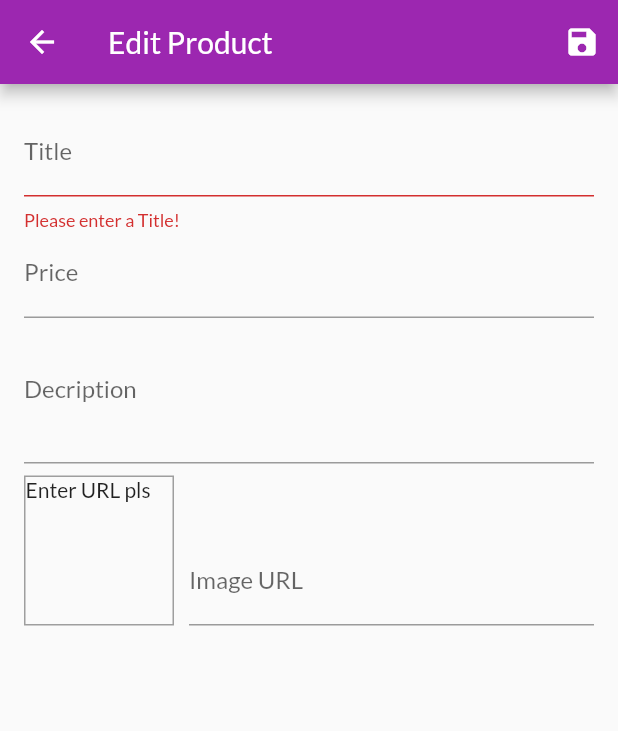
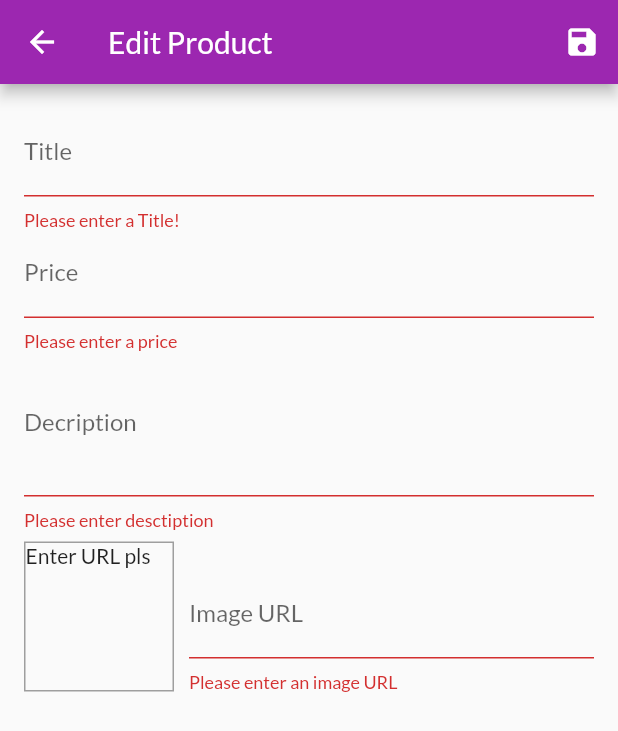
Before and after one commit to matr0s/Shop_App, a Flutter app: the EditProductScreen screen opened by its route, after a tap on the "save" icon, on a phone screen of 412 x 824 dp. Shown: the top 731 px of the screen. Run offline on Flutter 3.47's test engine with Material 2 defaults, Android fonts, the phone set to English and light mode, and no system bars; network calls fail.

Commit message:
Adding Validation to All Inputs

```diff
--- a/lib/screens/edit_product_screen.dart
+++ b/lib/screens/edit_product_screen.dart
@@ -40,6 +40,10 @@ class _EditProductScreenState extends State<EditProductScreen> {
 
   void _updateImgUrl() {
     if (!_imageUrlFocusNode.hasFocus) {
+      if (!_imageUrlContoller.text.startsWith('http') &&
+          !_imageUrlContoller.text.startsWith('hhtps')) {
+        return;
+      }
       setState(() {});
     }
   }
@@ -101,6 +105,18 @@ class _EditProductScreenState extends State<EditProductScreen> {
                 decoration: InputDecoration(labelText: 'Price'),
                 textInputAction: TextInputAction.next,
                 keyboardType: TextInputType.number,
+                validator: (value) {
+                  if (value.isEmpty) {
+                    return 'Please enter a price';
+                  }
+                  if (double.tryParse(value) == null) {
+                    return 'Please enter a valid number';
+                  }
+                  if (double.parse(value) <= 0) {
+                    return 'Price should be greater than zero';
+                  }
+                  return null;
+                },
                 onSaved: (newValue) {
                   _editedProduct = Product(
                     id: null,
@@ -115,6 +131,15 @@ class _EditProductScreenState extends State<EditProductScreen> {
                 decoration: InputDecoration(labelText: 'Decription'),
                 maxLines: 3,
                 keyboardType: TextInputType.multiline,
+                validator: (value) {
+                  if (value.isEmpty) {
+                    return 'Please enter desctiption';
+                  }
+                  if (value.length < 10) {
+                    return 'Description should be longer than 10 char';
+                  }
+                  return null;
+                },
                 onSaved: (newValue) {
                   _editedProduct = Product(
                     id: null,
@@ -152,6 +177,16 @@ class _EditProductScreenState extends State<EditProductScreen> {
                       onFieldSubmitted: (_) {
                         _saveForm();
                       },
+                      validator: (value) {
+                        if (value.isEmpty) {
+                          return 'Please enter an image URL';
+                        }
+                        if (!value.startsWith('http') &&
+                            !value.startsWith('hhtps')) {
+                          return 'Enter a valid URL';
+                        }
+                        return null;
+                      },
                       onSaved: (newValue) {
                         _editedProduct = Product(
                           id: null,
```
